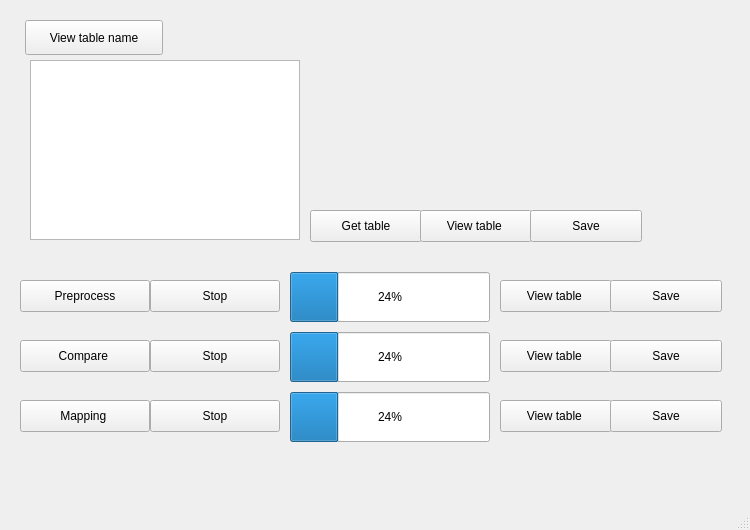
Before: the Qt Designer form src/gui/form/mappingWindow.ui in yeonseo-Jung/beauty_kr, drawn with Qt 5.
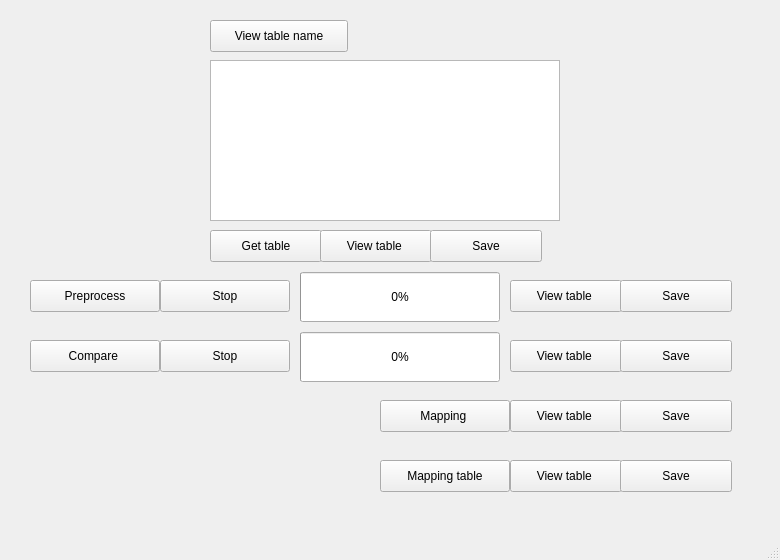
After: the same form once the commit is applied.

What changed in the file:
```diff
--- a/src/gui/form/mappingWindow.ui
+++ b/src/gui/form/mappingWindow.ui
@@ -6,8 +6,8 @@
    <rect>
     <x>0</x>
     <y>0</y>
-    <width>750</width>
-    <height>530</height>
+    <width>780</width>
+    <height>560</height>
    </rect>
   </property>
   <property name="windowTitle">
@@ -17,7 +17,7 @@
    <widget class="QPushButton" name="mapping">
     <property name="geometry">
      <rect>
-      <x>20</x>
+      <x>380</x>
       <y>400</y>
       <width>130</width>
       <height>32</height>
@@ -30,7 +30,7 @@
    <widget class="QPushButton" name="view_table_2">
     <property name="geometry">
      <rect>
-      <x>500</x>
+      <x>510</x>
       <y>340</y>
       <width>112</width>
       <height>32</height>
@@ -43,7 +43,7 @@
    <widget class="QPushButton" name="view_table_1">
     <property name="geometry">
      <rect>
-      <x>500</x>
+      <x>510</x>
       <y>280</y>
       <width>112</width>
       <height>32</height>
@@ -56,20 +56,20 @@
    <widget class="QProgressBar" name="pbar_2">
     <property name="geometry">
      <rect>
-      <x>290</x>
+      <x>300</x>
       <y>272</y>
       <width>200</width>
       <height>50</height>
      </rect>
     </property>
     <property name="value">
-     <number>24</number>
+     <number>0</number>
     </property>
    </widget>
    <widget class="QPushButton" name="compare">
     <property name="geometry">
      <rect>
-      <x>20</x>
+      <x>30</x>
       <y>340</y>
       <width>130</width>
       <height>32</height>
@@ -79,23 +79,10 @@
      <string>Compare </string>
     </property>
    </widget>
-   <widget class="QProgressBar" name="pbar_4">
-    <property name="geometry">
-     <rect>
-      <x>290</x>
-      <y>392</y>
-      <width>200</width>
-      <height>50</height>
-     </rect>
-    </property>
-    <property name="value">
-     <number>24</number>
-    </property>
-   </widget>
    <widget class="QPushButton" name="view_table_3">
     <property name="geometry">
      <rect>
-      <x>500</x>
+      <x>510</x>
       <y>400</y>
       <width>112</width>
       <height>32</height>
@@ -108,20 +95,26 @@
    <widget class="QProgressBar" name="pbar_3">
     <property name="geometry">
      <rect>
-      <x>290</x>
+      <x>300</x>
       <y>332</y>
       <width>200</width>
       <height>50</height>
      </rect>
     </property>
     <property name="value">
-     <number>24</number>
+     <number>0</number>
+    </property>
+    <property name="textVisible">
+     <bool>true</bool>
+    </property>
+    <property name="orientation">
+     <enum>Qt::Horizontal</enum>
     </property>
    </widget>
    <widget class="QPushButton" name="preprocess">
     <property name="geometry">
      <rect>
-      <x>20</x>
+      <x>30</x>
       <y>280</y>
       <width>130</width>
       <height>32</height>
@@ -134,8 +127,8 @@
    <widget class="QPushButton" name="get_table">
     <property name="geometry">
      <rect>
-      <x>310</x>
-      <y>210</y>
+      <x>210</x>
+      <y>230</y>
       <width>112</width>
       <height>32</height>
      </rect>
@@ -147,21 +140,30 @@
    <widget class="QPushButton" name="view_table_name">
     <property name="geometry">
      <rect>
-      <x>25</x>
+      <x>210</x>
       <y>20</y>
       <width>138</width>
-      <height>35</height>
+      <height>32</height>
      </rect>
     </property>
     <property name="text">
      <string>View table name</string>
     </property>
+    <property name="autoDefault">
+     <bool>false</bool>
+    </property>
+    <property name="default">
+     <bool>false</bool>
+    </property>
+    <property name="flat">
+     <bool>false</bool>
+    </property>
    </widget>
    <widget class="QPushButton" name="view_table_0">
     <property name="geometry">
      <rect>
-      <x>420</x>
-      <y>210</y>
+      <x>320</x>
+      <y>230</y>
       <width>112</width>
       <height>32</height>
      </rect>
@@ -173,17 +175,17 @@
    <widget class="QTextBrowser" name="textBrowser">
     <property name="geometry">
      <rect>
-      <x>30</x>
+      <x>210</x>
       <y>60</y>
-      <width>270</width>
-      <height>180</height>
+      <width>350</width>
+      <height>161</height>
      </rect>
     </property>
    </widget>
    <widget class="QPushButton" name="stop_preprocess">
     <property name="geometry">
      <rect>
-      <x>150</x>
+      <x>160</x>
       <y>280</y>
       <width>130</width>
       <height>32</height>
@@ -196,7 +198,7 @@
    <widget class="QPushButton" name="stop_compare">
     <property name="geometry">
      <rect>
-      <x>150</x>
+      <x>160</x>
       <y>340</y>
       <width>130</width>
       <height>32</height>
@@ -206,23 +208,10 @@
      <string>Stop</string>
     </property>
    </widget>
-   <widget class="QPushButton" name="stop_mapping">
-    <property name="geometry">
-     <rect>
-      <x>150</x>
-      <y>400</y>
-      <width>130</width>
-      <height>32</height>
-     </rect>
-    </property>
-    <property name="text">
-     <string>Stop</string>
-    </property>
-   </widget>
    <widget class="QPushButton" name="save_1">
     <property name="geometry">
      <rect>
-      <x>610</x>
+      <x>620</x>
       <y>280</y>
       <width>112</width>
       <height>32</height>
@@ -235,7 +224,7 @@
    <widget class="QPushButton" name="save_2">
     <property name="geometry">
      <rect>
-      <x>610</x>
+      <x>620</x>
       <y>340</y>
       <width>112</width>
       <height>32</height>
@@ -248,8 +237,8 @@
    <widget class="QPushButton" name="save_0">
     <property name="geometry">
      <rect>
-      <x>530</x>
-      <y>210</y>
+      <x>430</x>
+      <y>230</y>
       <width>112</width>
       <height>32</height>
      </rect>
@@ -261,7 +250,7 @@
    <widget class="QPushButton" name="save_3">
     <property name="geometry">
      <rect>
-      <x>610</x>
+      <x>620</x>
       <y>400</y>
       <width>112</width>
       <height>32</height>
@@ -271,6 +260,45 @@
      <string>Save</string>
     </property>
    </widget>
+   <widget class="QPushButton" name="mapping_table">
+    <property name="geometry">
+     <rect>
+      <x>380</x>
+      <y>460</y>
+      <width>130</width>
+      <height>32</height>
+     </rect>
+    </property>
+    <property name="text">
+     <string>Mapping table</string>
+    </property>
+   </widget>
+   <widget class="QPushButton" name="view_table_4">
+    <property name="geometry">
+     <rect>
+      <x>510</x>
+      <y>460</y>
+      <width>112</width>
+      <height>32</height>
+     </rect>
+    </property>
+    <property name="text">
+     <string>View table </string>
+    </property>
+   </widget>
+   <widget class="QPushButton" name="save_4">
+    <property name="geometry">
+     <rect>
+      <x>620</x>
+      <y>460</y>
+      <width>112</width>
+      <height>32</height>
+     </rect>
+    </property>
+    <property name="text">
+     <string>Save</string>
+    </property>
+   </widget>
   </widget>
   <widget class="QMenuBar" name="menubar">
    <property name="geometry">
```
Left out of the diff: 2 changed lines with no effect on the pictures.
